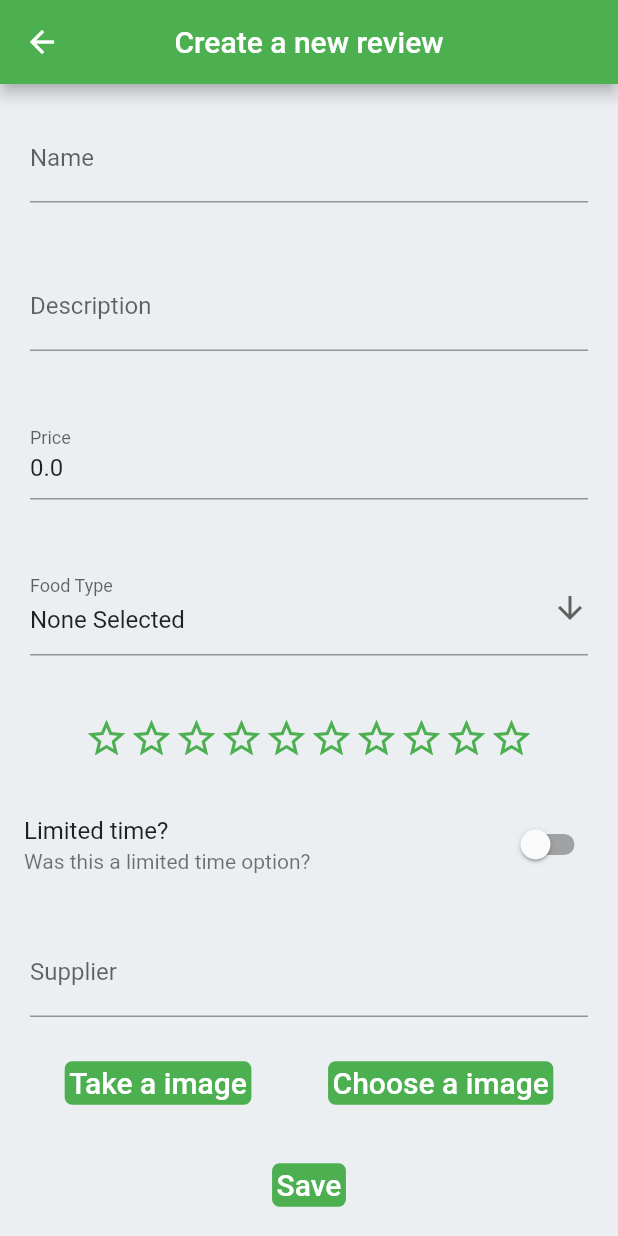
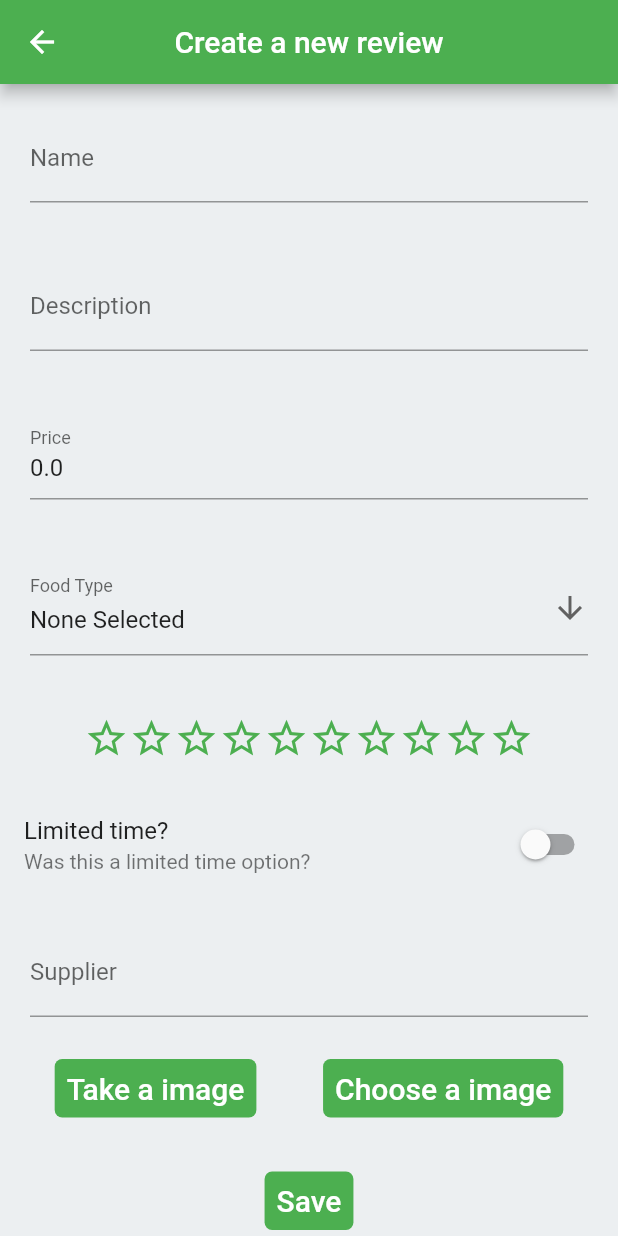
Before and after one commit to pigilwin/vegan-reviews, a Flutter app: the NewReview screen opened directly, on a phone screen of 412 x 824 dp. Run offline on Flutter 3.47's test engine with Material 2 defaults, Android fonts, the phone set to English and light mode, and no system bars; our stand-ins replace bloc, cloud_firestore, connectivity, equatable, firebase_auth, firebase_core and 4 more; accounts and stored records are empty.

Commit message:
Upgrading button size

```diff
--- a/lib/shared/components/button.dart
+++ b/lib/shared/components/button.dart
@@ -18,7 +18,7 @@ class Button extends StatelessWidget {
           color: Colors.green,
           borderRadius: BorderRadius.circular(5)
         ),
-        padding: EdgeInsets.all(3),
+        padding: EdgeInsets.all(8),
         child: Text(buttonText, style: const TextStyle(fontSize: 20, color: Colors.white)),
       ),
       onPressed: onPressed
```
